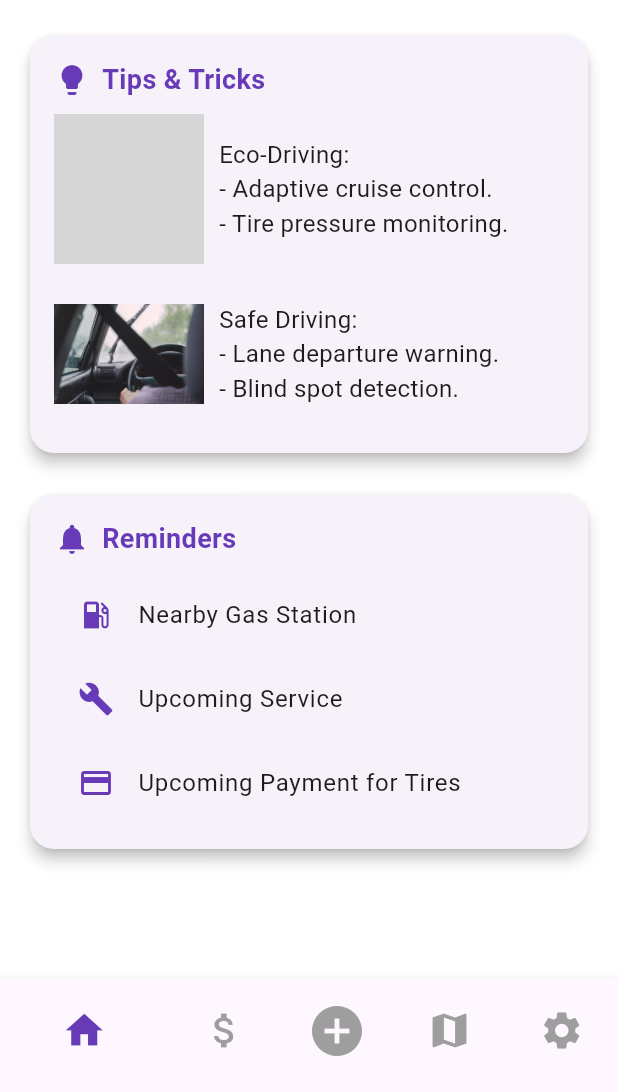
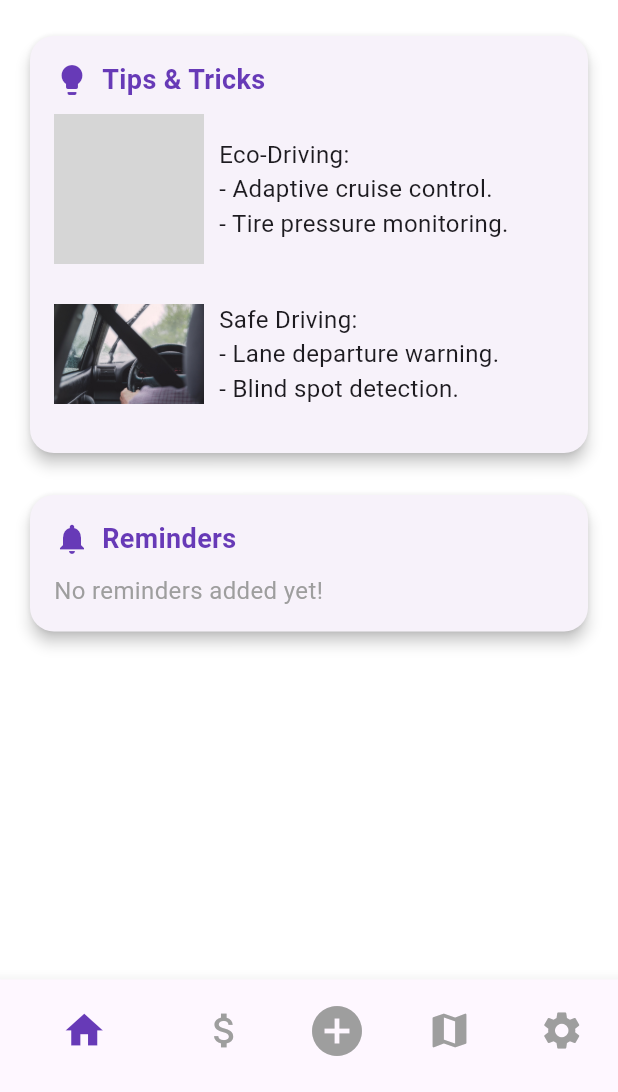
Before and after one commit to fotiskoutsikos/MyCarManager, a Flutter app: the HomePage screen opened directly, on a phone screen of 412 x 824 dp, the part 144-1236 px from its top. Run offline on Flutter 3.47's test engine with Material 3 defaults, Android fonts, the phone set to English and light mode, and no system bars; our stand-ins replace google_maps_flutter, location, shared_preferences; accounts and stored records are empty; grey boxes are pictures that could not be loaded.

Commit message:
add add_new_reminder_page

```diff
--- a/lib/data.dart
+++ b/lib/data.dart
@@ -2,3 +2,6 @@
 
 // Global λίστα για τα έξοδα
 List<Map<String, dynamic>> expenses = [];
+
+// Λιστα για τα reminders οπως η πανω
+List<Map<String, dynamic>> reminders = [];
--- a/lib/home_page.dart
+++ b/lib/home_page.dart
@@ -5,9 +5,10 @@
 import 'previous_costs_page.dart';
 import 'map_page.dart';
 import 'settings_page.dart';
+import 'data.dart'; // Εισαγωγή της global λίστας reminders
 
 class HomePage extends StatefulWidget {
-  const HomePage({super.key}); // Προστέθηκε const στον constructor
+  const HomePage({super.key});
 
   @override
   _HomePageState createState() => _HomePageState();
@@ -17,11 +18,11 @@
   int _currentIndex = 0;
 
   final List<Widget> _pages = [
-    const HomePageContent(),
-    const PreviousCostsPage(),
+    const HomePageContent(), // Αρχική σελίδα
+    const PreviousCostsPage(), // Προηγούμενα έξοδα
     const Center(child: Text('Placeholder')), // Placeholder
-    const MapPage(), // Placeholder
-    const SettingsPage(), // Προσθήκη Settings Page
+    const MapPage(), // Χάρτες
+    const SettingsPage(), // Ρυθμίσεις
   ];
 
   @override
@@ -77,8 +78,7 @@
       context: context,
       builder: (BuildContext context) {
         return Dialog(
-          shape:
-              RoundedRectangleBorder(borderRadius: BorderRadius.circular(16)),
+          shape: RoundedRectangleBorder(borderRadius: BorderRadius.circular(16)),
           child: Padding(
             padding: const EdgeInsets.all(20.0),
             child: Column(
@@ -96,8 +96,7 @@
                   Navigator.pop(context);
                   Navigator.push(
                     context,
-                    MaterialPageRoute(
-                        builder: (context) => AddNewExpensePage()),
+                    MaterialPageRoute(builder: (context) => AddNewExpensePage()),
                   );
                 }),
                 const SizedBox(height: 15),
@@ -105,9 +104,11 @@
                   Navigator.pop(context);
                   Navigator.push(
                     context,
-                    MaterialPageRoute(
-                        builder: (context) => AddNewReminderPage()),
-                  );
+                    MaterialPageRoute(builder: (context) => AddNewReminderPage()),
+                  ).then((_) {
+                    // Refresh reminders όταν επιστρέφει από τη σελίδα προσθήκης reminder
+                    setState(() {});
+                  });
                 }),
               ],
             ),
@@ -144,7 +145,7 @@
 }
 
 class HomePageContent extends StatelessWidget {
-  const HomePageContent({super.key}); // Προστέθηκε const στον constructor
+  const HomePageContent({super.key});
 
   @override
   Widget build(BuildContext context) {
@@ -260,19 +261,25 @@
                     ],
                   ),
                   const SizedBox(height: 10),
-                  const ListTile(
-                    leading:
-                        Icon(Icons.local_gas_station, color: Colors.deepPurple),
-                    title: Text('Nearby Gas Station'),
-                  ),
-                  const ListTile(
-                    leading: Icon(Icons.build, color: Colors.deepPurple),
-                    title: Text('Upcoming Service'),
-                  ),
-                  const ListTile(
-                    leading: Icon(Icons.payment, color: Colors.deepPurple),
-                    title: Text('Upcoming Payment for Tires'),
-                  ),
+                  reminders.isEmpty
+                      ? const Text(
+                          'No reminders added yet!',
+                          style: TextStyle(fontSize: 16, color: Colors.grey),
+                        )
+                      : ListView.builder(
+                          shrinkWrap: true,
+                          physics: const NeverScrollableScrollPhysics(),
+                          itemCount: reminders.length,
+                          itemBuilder: (context, index) {
+                            final reminder = reminders[index];
+                            return ListTile(
+                              leading: const Icon(Icons.alarm, color: Colors.green),
+                              title: Text(reminder['title'] ?? 'No title'),
+                              subtitle: Text(reminder['date'] ?? 'No date'),
+                              trailing: Text(reminder['type'] ?? 'No type'),
+                            );
+                          },
+                        ),
                 ],
               ),
             ),
```
Also changed, not shown: lib/add_new_reminder_page.dart (+44 -5 lines).
